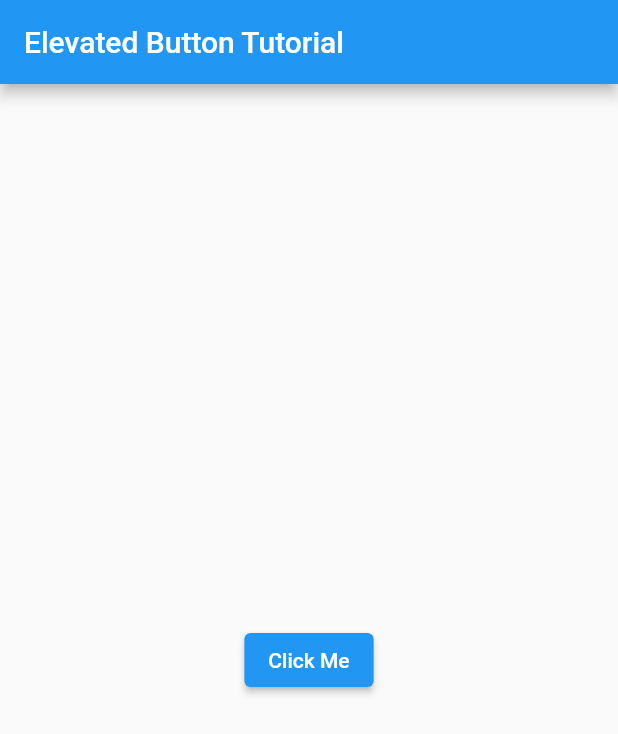
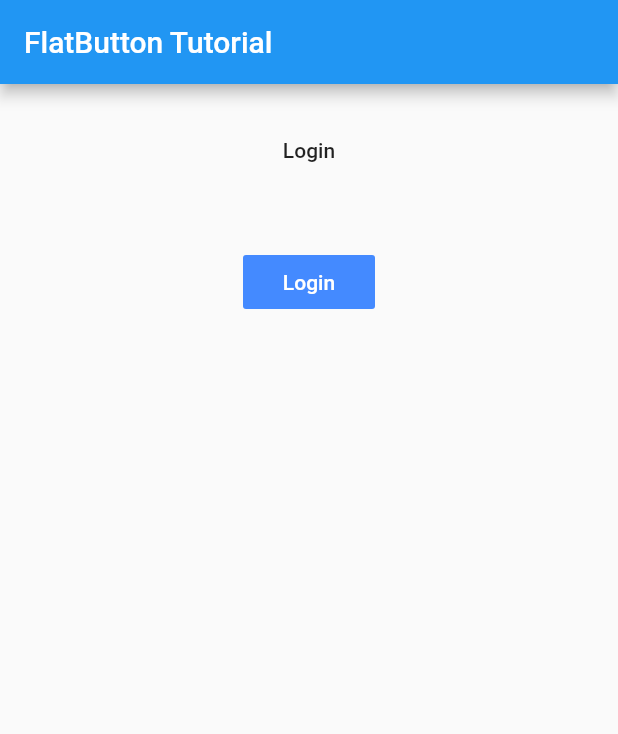
Before and after one commit to maheshpd/Flutter-Tutorial, a Flutter app: the screen it shows after launch, on a phone screen of 412 x 824 dp. Shown: the top 734 px of the screen. Run offline on Flutter 3.47's test engine with Material 2 defaults, Android fonts, the phone set to English and light mode, and no system bars.

Commit message:
FlatButton button Done

```diff
--- /dev/null
+++ b/lib/FlatButtons.dart
@@ -0,0 +1,44 @@
+import 'package:flutter/material.dart';
+
+class FlatButtons extends StatelessWidget {
+  const FlatButtons({Key? key}) : super(key: key);
+
+  @override
+  Widget build(BuildContext context) {
+    return Scaffold(
+      appBar: AppBar(
+        title: const Text('FlatButton Tutorial'),
+      ),
+      body: Center(
+        child: Column(
+          children: <Widget>[
+            Container(
+              margin: const EdgeInsets.all(20),
+              child: FlatButton(
+                child: const Text('Login'),
+                onPressed: (){
+                  ScaffoldMessenger.of(context).showSnackBar(
+                    const SnackBar(content: Text('First Login Button Click'))
+                  );
+                },
+              ),
+            ),
+            Container(
+              margin: const EdgeInsets.all(20),
+              child: FlatButton(
+                child: const Text('Login'),
+                color: Colors.blueAccent,
+                textColor: Colors.white,
+                onPressed: () {
+                  ScaffoldMessenger.of(context).showSnackBar(
+                    const SnackBar(content: Text('Click Me'))
+                  );
+                },
+              ),
+            )
+          ],
+        ),
+      ),
+    );
+  }
+}
--- a/lib/main.dart
+++ b/lib/main.dart
@@ -7,6 +7,7 @@ import 'package:flutter_tutoial/Columns.dart';
 import 'package:flutter_tutoial/Containers.dart';
 import 'package:flutter_tutoial/DataTables.dart';
 import 'package:flutter_tutoial/ElevatedButtons.dart';
+import 'package:flutter_tutoial/FlatButtons.dart';
 
 void main() {
   runApp(const MyApp());
@@ -18,7 +19,7 @@ class MyApp extends StatelessWidget {
   @override
   Widget build(BuildContext context) {
     return const MaterialApp(
-      home: ElevatedButtons(),
+      home: FlatButtons(),
     );
   }
 }
```
Also changed, not shown: lib/GridViews.dart (added).
